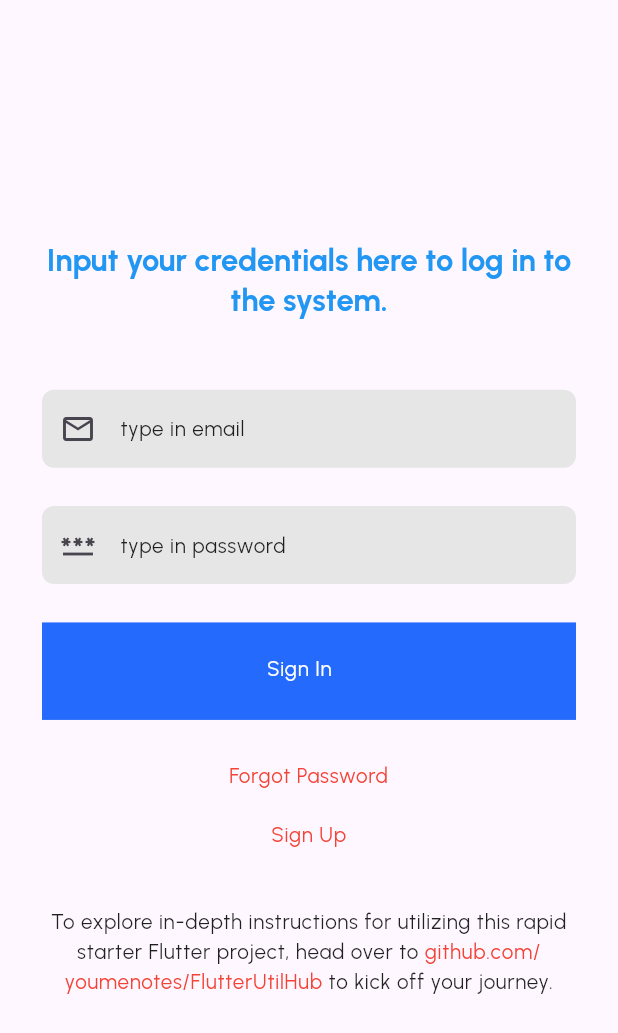
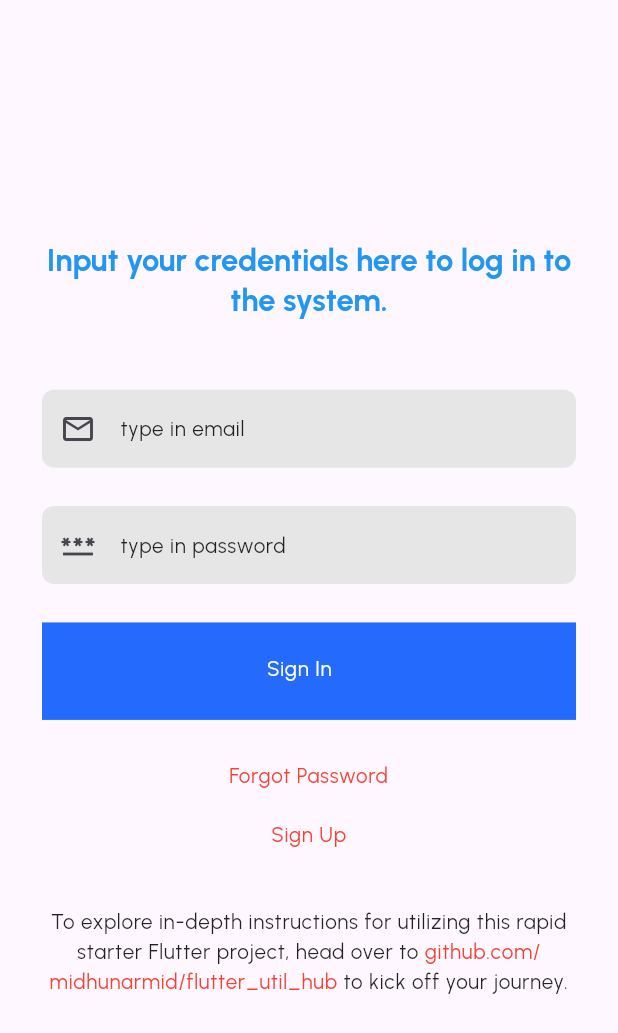
Before and after one commit to midhunarmid/flutter_util_hub, a Flutter app: the screen it shows after launch, on a phone screen of 412 x 824 dp. Shown: the top 1033 px of the screen. Run offline on Flutter 3.47's test engine with Material 3 defaults, Android fonts, the phone set to English and light mode, and no system bars; drawn by our look-alikes of flutter_linkify; our stand-ins replace awesome_dialog, flutter_bloc, flutter_screenutil, get_it, go_router, google_fonts and 4 more.

Commit message:
Updated repo URL in message

```diff
--- a/lib/core/presentation/utils/message_generator.dart
+++ b/lib/core/presentation/utils/message_generator.dart
@@ -5,7 +5,7 @@ class MessageGenerator {
       "un-expected-error-message": "Some un expected error happened!",
       "auth-welcome": "Input your credentials here to log in to the system.",
       "auth-visit-site-guide":
-          "To explore in-depth instructions for utilizing this rapid starter Flutter project, head over to https://github.com/youmenotes/FlutterUtilHub to kick off your journey.",
+          "To explore in-depth instructions for utilizing this rapid starter Flutter project, head over to https://github.com/midhunarmid/flutter_util_hub to kick off your journey.",
     }
   };
 
```
